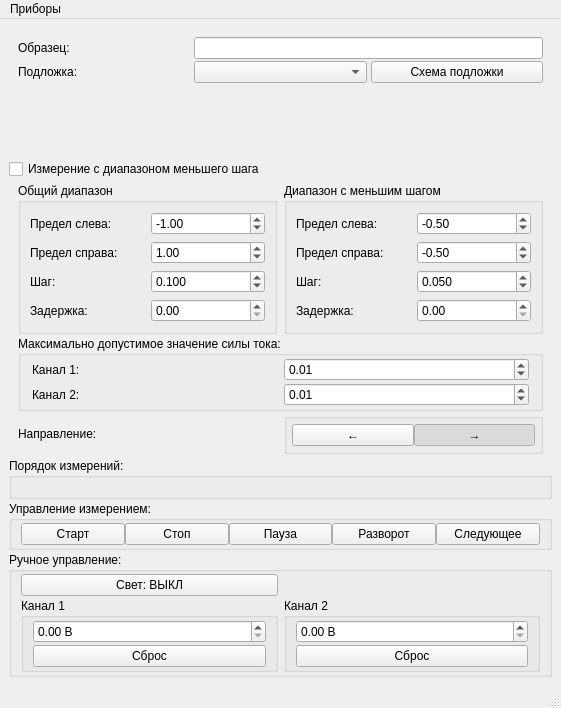
This is design.ui in Danep1/MIPT-VAC-GUI as Qt 5 draws it before an edit. The edited form follows.
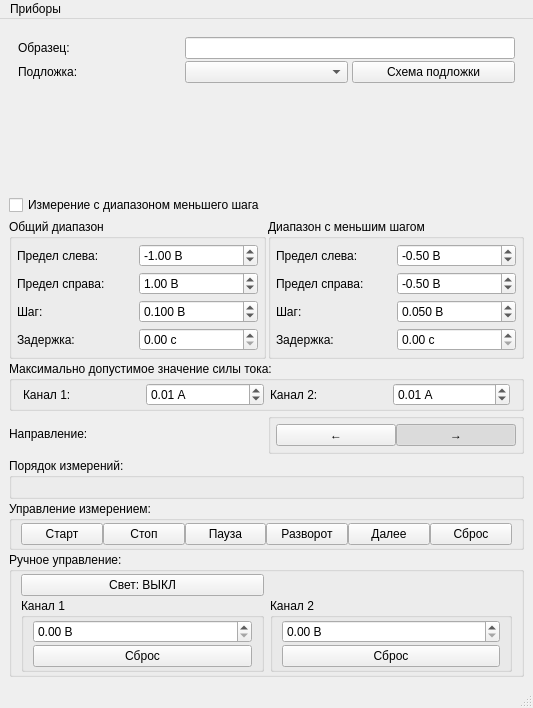
This is the edited form.

Commit message: Design corrections

Diff of the .ui file:
```diff
--- a/design.ui
+++ b/design.ui
@@ -6,7 +6,7 @@
    <rect>
     <x>0</x>
     <y>0</y>
-    <width>561</width>
+    <width>533</width>
     <height>708</height>
    </rect>
   </property>
@@ -87,19 +87,22 @@
         <item>
          <widget class="QWidget" name="meas_setup_widget" native="true">
           <layout class="QGridLayout" name="gridLayout_5">
+           <property name="leftMargin">
+            <number>0</number>
+           </property>
            <property name="topMargin">
             <number>2</number>
            </property>
+           <property name="rightMargin">
+            <number>0</number>
+           </property>
            <property name="bottomMargin">
             <number>2</number>
            </property>
-           <property name="horizontalSpacing">
-            <number>7</number>
-           </property>
-           <property name="verticalSpacing">
+           <property name="spacing">
             <number>2</number>
            </property>
-           <item row="2" column="1">
+           <item row="3" column="1">
             <widget class="QGroupBox" name="direction_box">
              <property name="title">
               <string/>
@@ -152,6 +155,24 @@
               <string>Общий диапазон</string>
              </property>
              <layout class="QGridLayout" name="gridLayout_6">
+              <property name="leftMargin">
+               <number>5</number>
+              </property>
+              <property name="topMargin">
+               <number>5</number>
+              </property>
+              <property name="rightMargin">
+               <number>5</number>
+              </property>
+              <property name="bottomMargin">
+               <number>5</number>
+              </property>
+              <property name="horizontalSpacing">
+               <number>2</number>
+              </property>
+              <property name="verticalSpacing">
+               <number>5</number>
+              </property>
               <item row="0" column="0">
                <widget class="QLabel" name="limit_left_label">
                 <property name="layoutDirection">
@@ -164,6 +185,9 @@
               </item>
               <item row="0" column="1">
                <widget class="QDoubleSpinBox" name="limit_left_spin">
+                <property name="suffix">
+                 <string> В</string>
+                </property>
                 <property name="minimum">
                  <double>-20.000000000000000</double>
                 </property>
@@ -184,6 +208,9 @@
               </item>
               <item row="1" column="1">
                <widget class="QDoubleSpinBox" name="limit_right_spin">
+                <property name="suffix">
+                 <string> В</string>
+                </property>
                 <property name="minimum">
                  <double>-20.000000000000000</double>
                 </property>
@@ -204,6 +231,9 @@
               </item>
               <item row="2" column="1">
                <widget class="QDoubleSpinBox" name="step_spin">
+                <property name="suffix">
+                 <string> В</string>
+                </property>
                 <property name="decimals">
                  <number>3</number>
                 </property>
@@ -230,6 +260,9 @@
               </item>
               <item row="3" column="1">
                <widget class="QDoubleSpinBox" name="delay_spin">
+                <property name="suffix">
+                 <string> с</string>
+                </property>
                 <property name="maximum">
                  <double>30.000000000000000</double>
                 </property>
@@ -247,6 +280,24 @@
               <string>Диапазон с меньшим шагом</string>
              </property>
              <layout class="QGridLayout" name="gridLayout">
+              <property name="leftMargin">
+               <number>5</number>
+              </property>
+              <property name="topMargin">
+               <number>5</number>
+              </property>
+              <property name="rightMargin">
+               <number>5</number>
+              </property>
+              <property name="bottomMargin">
+               <number>5</number>
+              </property>
+              <property name="horizontalSpacing">
+               <number>2</number>
+              </property>
+              <property name="verticalSpacing">
+               <number>5</number>
+              </property>
               <item row="0" column="1">
                <widget class="QLabel" name="limit_left_accurate_label">
                 <property name="text">
@@ -270,6 +321,9 @@
               </item>
               <item row="0" column="3">
                <widget class="QDoubleSpinBox" name="limit_left_accurate_spin">
+                <property name="suffix">
+                 <string> В</string>
+                </property>
                 <property name="minimum">
                  <double>-20.000000000000000</double>
                 </property>
@@ -283,6 +337,9 @@
               </item>
               <item row="4" column="3">
                <widget class="QDoubleSpinBox" name="delay_accurate_spin">
+                <property name="suffix">
+                 <string> с</string>
+                </property>
                 <property name="maximum">
                  <double>30.000000000000000</double>
                 </property>
@@ -293,6 +350,9 @@
               </item>
               <item row="1" column="3">
                <widget class="QDoubleSpinBox" name="limit_right_accurate_spin">
+                <property name="suffix">
+                 <string> В</string>
+                </property>
                 <property name="minimum">
                  <double>-20.000000000000000</double>
                 </property>
@@ -306,6 +366,9 @@
               </item>
               <item row="2" column="3">
                <widget class="QDoubleSpinBox" name="step_accurate_spin">
+                <property name="suffix">
+                 <string> В</string>
+                </property>
                 <property name="decimals">
                  <number>3</number>
                 </property>
@@ -333,13 +396,6 @@
              </layout>
             </widget>
            </item>
-           <item row="2" column="0">
-            <widget class="QLabel" name="direction_label">
-             <property name="text">
-              <string>Направление:</string>
-             </property>
-            </widget>
-           </item>
            <item row="1" column="0" colspan="2">
             <widget class="QGroupBox" name="groupBox">
              <property name="title">
@@ -370,6 +426,9 @@
               </item>
               <item row="0" column="1">
                <widget class="QDoubleSpinBox" name="max_current_1_spin">
+                <property name="suffix">
+                 <string> А</string>
+                </property>
                 <property name="maximum">
                  <double>5.000000000000000</double>
                 </property>
@@ -378,15 +437,18 @@
                 </property>
                </widget>
               </item>
-              <item row="1" column="0">
+              <item row="0" column="2">
                <widget class="QLabel" name="max_current_2_label">
                 <property name="text">
                  <string>Канал 2:</string>
                 </property>
                </widget>
               </item>
-              <item row="1" column="1">
+              <item row="0" column="4">
                <widget class="QDoubleSpinBox" name="max_current_2_spin">
+                <property name="suffix">
+                 <string> А</string>
+                </property>
                 <property name="maximum">
                  <double>5.000000000000000</double>
                 </property>
@@ -398,6 +460,13 @@
              </layout>
             </widget>
            </item>
+           <item row="3" column="0">
+            <widget class="QLabel" name="direction_label">
+             <property name="text">
+              <string>Направление:</string>
+             </property>
+            </widget>
+           </item>
           </layout>
          </widget>
         </item>
@@ -462,7 +531,14 @@
            <item>
             <widget class="QPushButton" name="next_button">
              <property name="text">
-              <string>Следующее</string>
+              <string>Далее</string>
+             </property>
+            </widget>
+           </item>
+           <item>
+            <widget class="QPushButton" name="pushButton">
+             <property name="text">
+              <string>Сброс</string>
              </property>
             </widget>
            </item>
@@ -573,7 +649,7 @@
     <rect>
      <x>0</x>
      <y>0</y>
-     <width>561</width>
+     <width>533</width>
      <height>26</height>
     </rect>
    </property>
```
The commit also changes 3 other files.
